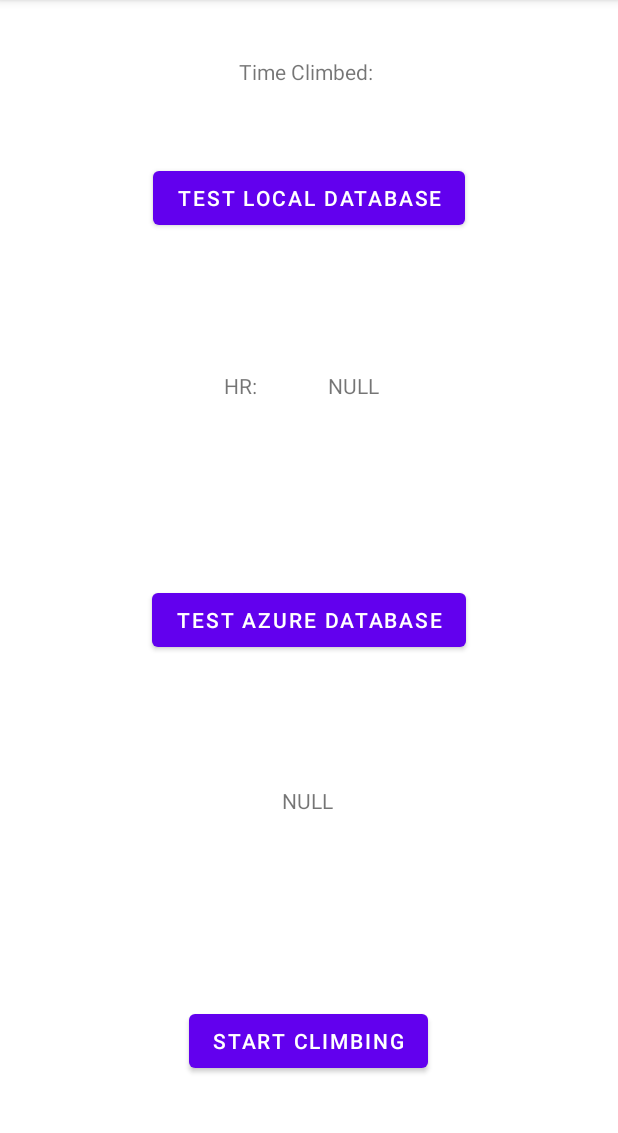
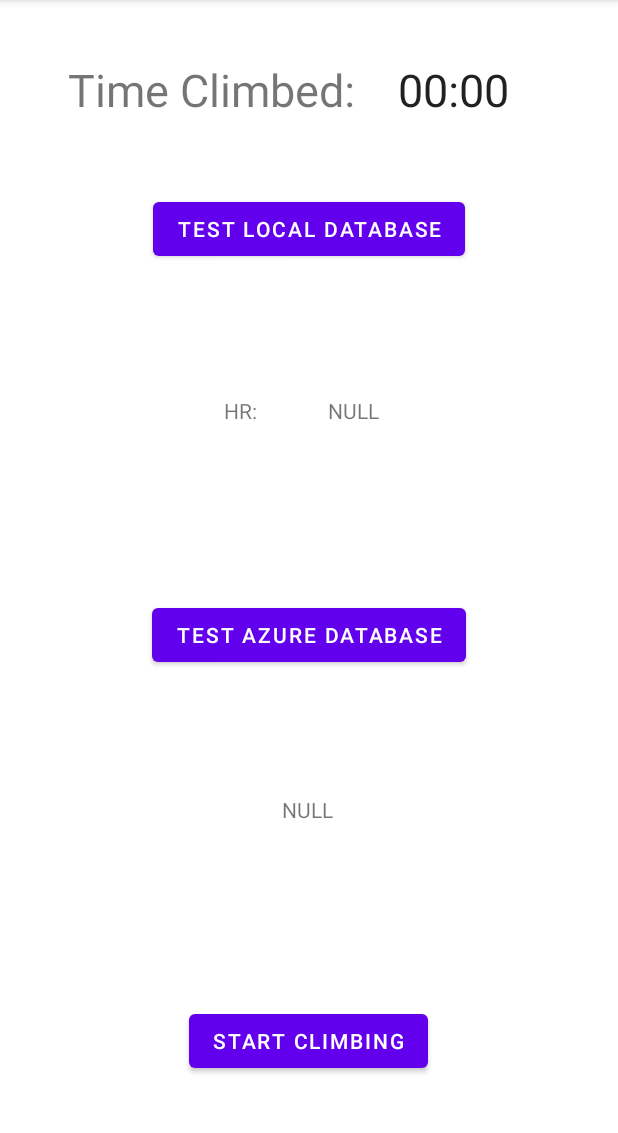
Before and after one commit to nicoleooi/ClimbingSafetyWearable, an Android app: the ClimbPage screen opened directly, with no data from a screen before it, on a phone screen of 412 x 824 dp, the part 84-1217 px from its top. Run offline under Robolectric (Android 15) with nearby library versions, the phone set to English and light mode, and no system bars.

Commit message:
Added chronometer to climbing page

```diff
--- a/AndroidStudio/app/src/main/java/com/example/climbingapplication/ClimbPage.java
+++ b/AndroidStudio/app/src/main/java/com/example/climbingapplication/ClimbPage.java
@@ -1,14 +1,17 @@
 package com.example.climbingapplication;
 import androidx.appcompat.app.AppCompatActivity;
+
 import android.annotation.SuppressLint;
 import android.database.Cursor;
 import android.database.sqlite.SQLiteDatabase;
 import android.os.AsyncTask;
 import android.os.Bundle;
 import android.os.StrictMode;
+import android.os.SystemClock;
 import android.util.Log;
 import android.view.View;
 import android.widget.Button;
+import android.widget.Chronometer;
 import android.widget.TextView;
 import java.sql.Connection;
 import java.sql.DriverManager;
@@ -21,11 +24,15 @@
 
     private Button localDBButton;
     private TextView hrText;
+    private TextView timeClimbed;
     private static final String TAG = "ClimbPage";
     public Connection con;          //For database connection
     public Button azureDBButton;
     public TextView testName;
-
+    private Button startButton;
+    public Boolean climbingFlag;
+    private Chronometer chronometer;
+    private long timeClimbedFor;
     public static SQLiteDatabase localDb;
 
     @Override
@@ -56,8 +63,39 @@
                 tdb.execute("");
             }
         });
+
+        climbingFlag = false;
+        chronometer = findViewById(R.id.chronometer);
+        startButton = findViewById(R.id.startButton);
+        startButton.setOnClickListener(new View.OnClickListener() {
+            @Override
+            public void onClick(View v) {
+                if (climbingFlag == false){
+                    startButton.setBackgroundColor(0xFFFF0000);
+                    startButton.setText("Stop Climbing");
+                    startstopChronometer(v);
+                }
+                else{
+                    startButton.setBackgroundColor(0xFF6200EE);
+                    startButton.setText("Start Climbing");
+                    startstopChronometer(v);
+                }
+            }
+        });
+
     }
-
+    public void startstopChronometer(View v){
+        if (!climbingFlag){
+            chronometer.setBase(SystemClock.elapsedRealtime());
+            chronometer.start();
+            climbingFlag = true;
+        }
+        else{
+            chronometer.stop();
+            timeClimbedFor = SystemClock.elapsedRealtime() - chronometer.getBase();
+            climbingFlag = false;
+        }
+    }
 
     public String testRetrieve(SQLiteDatabase localDb) {        //Method used to access local database
         Cursor resultSet = localDb.rawQuery("Select * from Data",null);
--- a/AndroidStudio/app/src/main/res/layout/activity_climb_page.xml
+++ b/AndroidStudio/app/src/main/res/layout/activity_climb_page.xml
@@ -23,12 +23,13 @@
         android:layout_width="wrap_content"
         android:layout_height="wrap_content"
         android:text="Time Climbed: "
+        android:textSize="30sp"
         app:layout_constraintBottom_toTopOf="@+id/startButton"
         app:layout_constraintEnd_toEndOf="parent"
-        app:layout_constraintHorizontal_bias="0.498"
+        app:layout_constraintHorizontal_bias="0.213"
         app:layout_constraintStart_toStartOf="parent"
         app:layout_constraintTop_toTopOf="parent"
-        app:layout_constraintVertical_bias="0.058" />
+        app:layout_constraintVertical_bias="0.062" />
 
     <Button
         android:id="@+id/dbButton"
@@ -86,4 +87,16 @@
         app:layout_constraintStart_toStartOf="parent"
         app:layout_constraintTop_toBottomOf="@+id/azureDBButton"
         app:layout_constraintVertical_bias="0.407" />
+
+    <Chronometer
+        android:id="@+id/chronometer"
+        android:layout_width="wrap_content"
+        android:layout_height="wrap_content"
+        android:textSize="30sp"
+        app:layout_constraintBottom_toTopOf="@+id/dbButton"
+        app:layout_constraintEnd_toEndOf="parent"
+        app:layout_constraintHorizontal_bias="0.224"
+        app:layout_constraintStart_toEndOf="@+id/timeClimbed"
+        app:layout_constraintTop_toTopOf="parent"
+        app:layout_constraintVertical_bias="0.447" />
 </androidx.constraintlayout.widget.ConstraintLayout>
```
